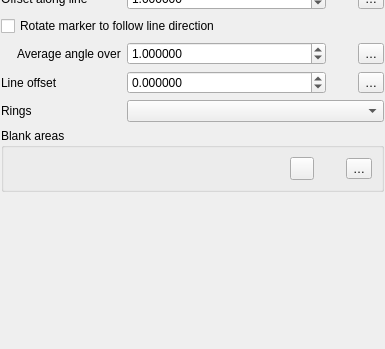
The window that src/ui/symbollayer/widget_markerline.ui (troopa81/QGIS) describes before a commit, drawn with Qt 5; both pictures show x 0 to 385 and y 262 to 611 of the 385 by 611 pixel window.
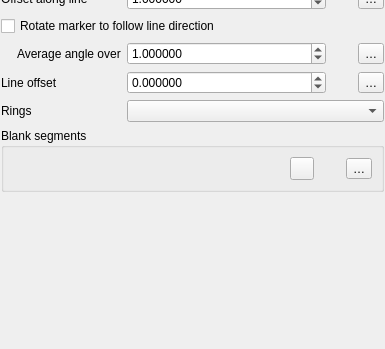
The same window after the commit. Icons and pictures are not drawn. Custom widgets are drawn as their Qt base class.

Diff of the .ui file:
```diff
--- a/src/ui/symbollayer/widget_markerline.ui
+++ b/src/ui/symbollayer/widget_markerline.ui
@@ -399,7 +399,7 @@
    <item row="3" column="0" colspan="3">
     <widget class="QGroupBox" name="groupBox">
      <property name="title">
-      <string>Blank areas</string>
+      <string>Blank segments</string>
      </property>
      <layout class="QVBoxLayout" name="verticalLayout_7">
       <item>
```
Left out of the diff: 6 changed lines with no effect on the pictures.
